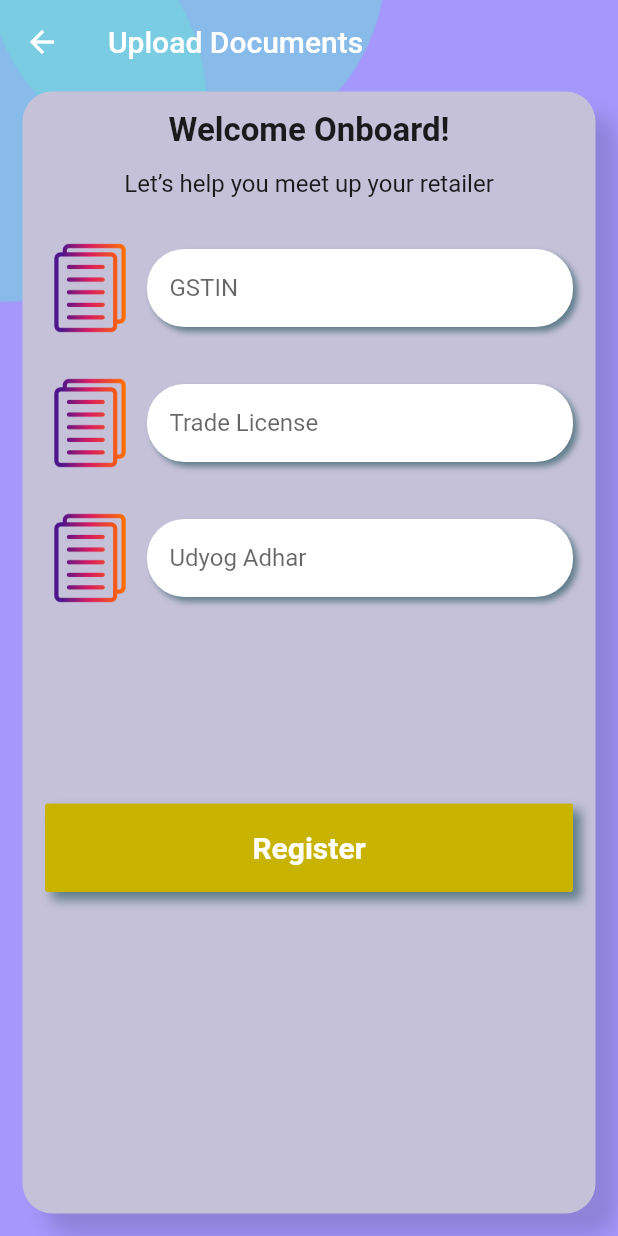
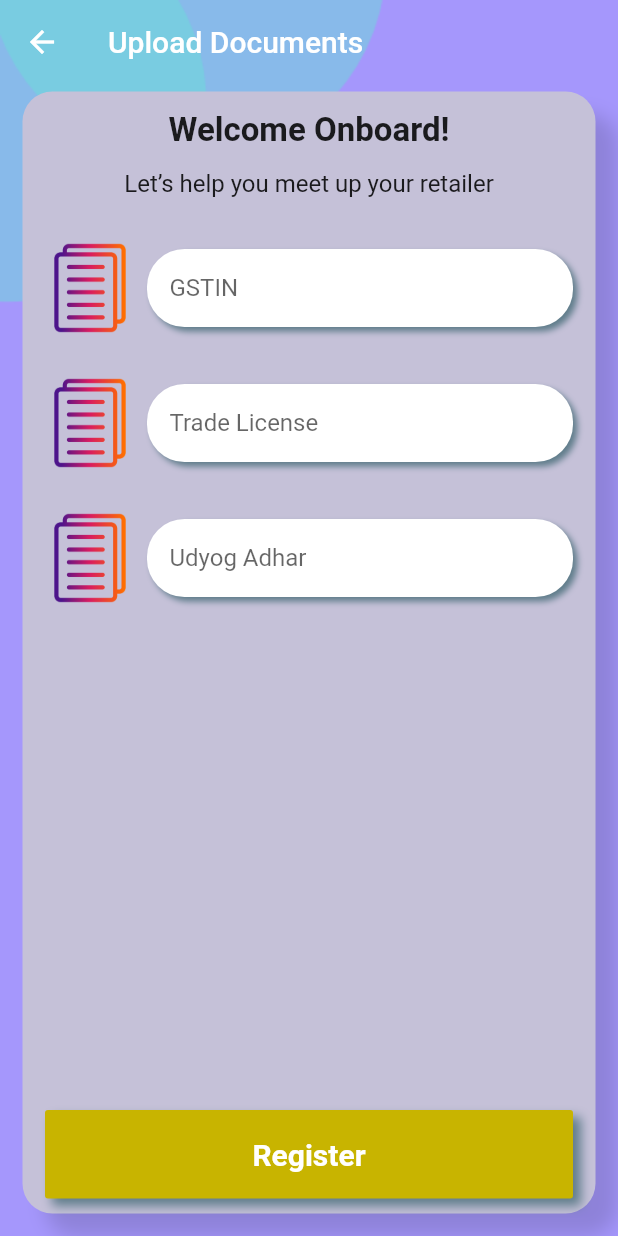
Before and after one commit to kujjawal72/Team360, a Flutter app: the OnBoardRetailerScreen screen opened directly, after a tap on "Add documents", on a phone screen of 412 x 824 dp. Run offline on Flutter 3.47's test engine with Material 2 defaults, Android fonts, the phone set to English and light mode, and no system bars; our stand-ins replace table_calendar; missing offline and left inert: flutter_analog_clock.

Commit message:
Initial Commit

```diff
--- a/lib/retailer/onboard/components/body.dart
+++ b/lib/retailer/onboard/components/body.dart
@@ -25,7 +25,10 @@ class Body extends StatelessWidget {
           )
         ],
       ),
-      child: ListView(
+      child: Column(
+        mainAxisAlignment: MainAxisAlignment.spaceBetween,
+        children: [
+          ListView(
             children: [
               Container(
                   padding: const EdgeInsets.all(8),
@@ -135,12 +138,15 @@ class Body extends StatelessWidget {
               EditBoxWhiteRounded(
                 hint: "Owner's name",
               ),
-          SizedBox(
-            height: MediaQuery.of(context).size.height * 0.08,
+            ],
+            shrinkWrap: true,
           ),
           InkWell(
-            onTap: (){
-              Navigator.push(context, MaterialPageRoute(builder: (context) => const OnBoardRetailerDoc()));
+            onTap: () {
+              Navigator.push(
+                  context,
+                  MaterialPageRoute(
+                      builder: (context) => const OnBoardRetailerDoc()));
             },
             child: Container(
               margin: const EdgeInsets.all(5),
@@ -152,7 +158,8 @@ class Body extends StatelessWidget {
                       color: Colors.blueGrey,
                       blurRadius: 5.0,
                       spreadRadius: 0.0,
-                      offset: Offset(5.0, 5.0), // shadow direction: bottom right
+                      offset:
+                          Offset(5.0, 5.0), // shadow direction: bottom right
                     )
                   ],
                   borderRadius: BorderRadius.all(Radius.circular(2))),
@@ -167,7 +174,6 @@ class Body extends StatelessWidget {
             ),
           )
         ],
-        shrinkWrap: true,
       ),
     );
   }
--- a/lib/retailer/onboard/components/doc_body.dart
+++ b/lib/retailer/onboard/components/doc_body.dart
@@ -24,7 +24,11 @@ class DocBody extends StatelessWidget {
             )
           ],
         ),
-        child: ListView(children: [
+        child: Column(
+            mainAxisAlignment: MainAxisAlignment.spaceBetween,
+            children: [
+              Column(
+                children: [
                   Container(
                       padding: const EdgeInsets.all(8),
                       alignment: Alignment.center,
@@ -43,6 +47,7 @@ class DocBody extends StatelessWidget {
                   const Padding(padding: EdgeInsets.all(10)),
                   Row(
                     children: [
+
                       Image.asset(
                         "assets/icons/documents.png",
                         width: 70,
@@ -82,8 +87,7 @@ class DocBody extends StatelessWidget {
                       ))
                     ],
                   ),
-          SizedBox(
-            height: MediaQuery.of(context).size.height * 0.15,
+                ],
               ),
               InkWell(
                 onTap: () {},
@@ -97,8 +101,8 @@ class DocBody extends StatelessWidget {
                           color: Colors.blueGrey,
                           blurRadius: 5.0,
                           spreadRadius: 0.0,
-                      offset:
-                          Offset(5.0, 5.0), // shadow direction: bottom right
+                          offset: Offset(
+                              5.0, 5.0), // shadow direction: bottom right
                         )
                       ],
                       borderRadius: BorderRadius.all(Radius.circular(2))),
```
Lines whose indentation alone changed are shown as unchanged.
